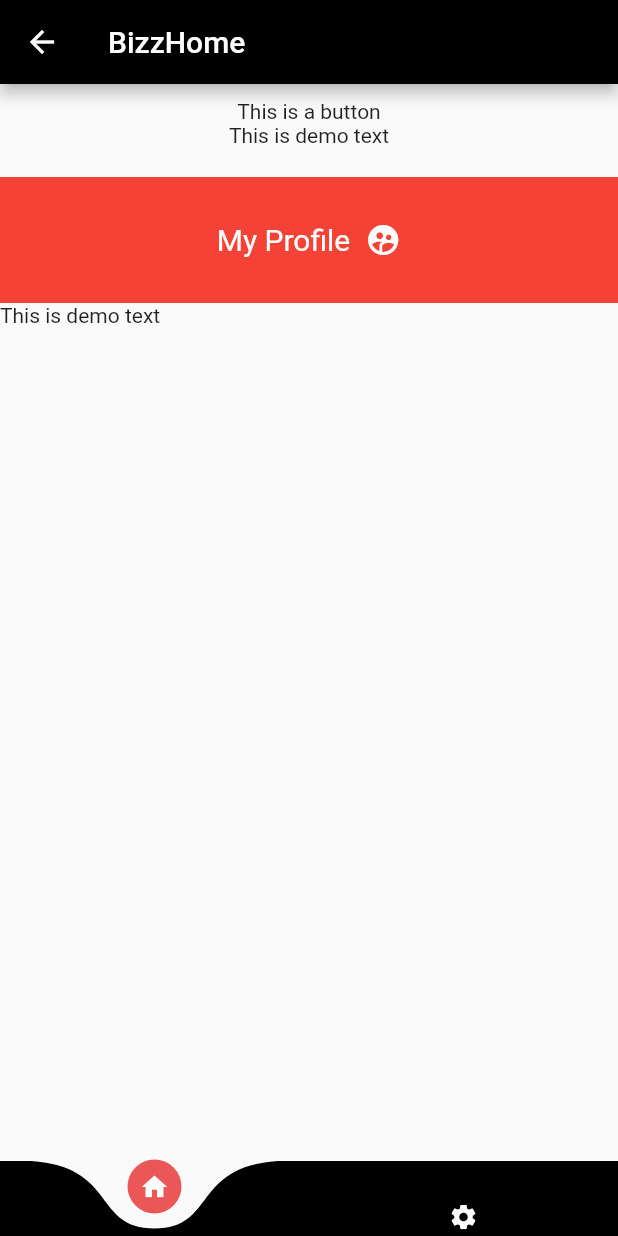
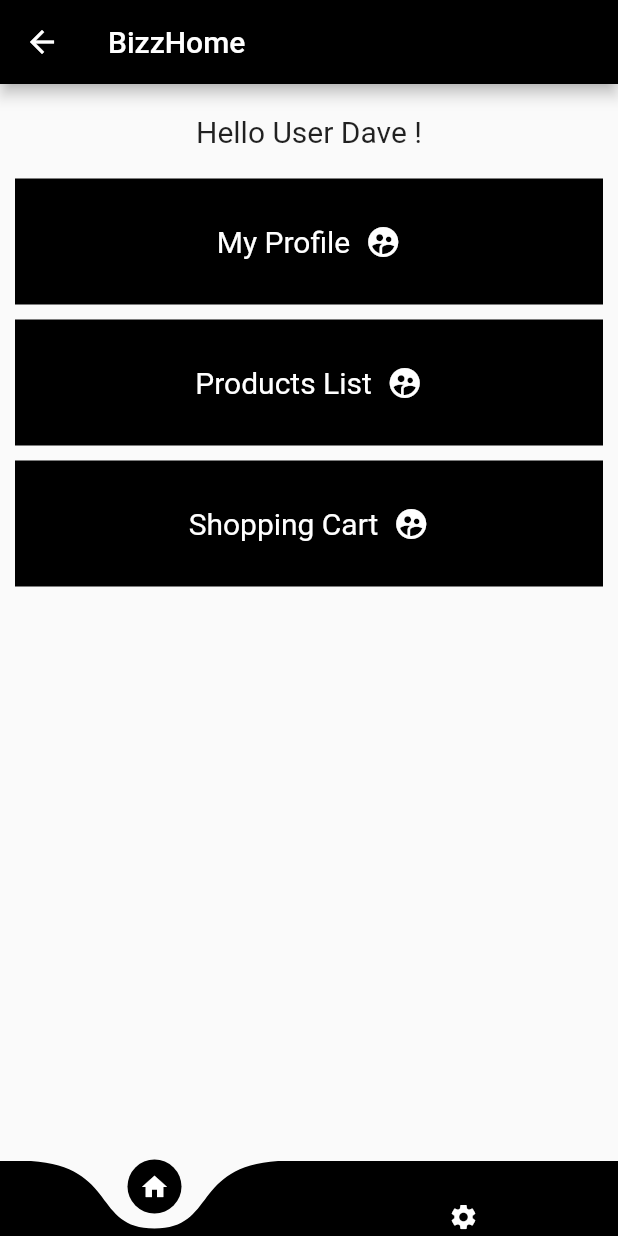
Before and after one commit to Jazzel/Daraz_APP, a Flutter app: the DashboardPage screen opened by its route, on a phone screen of 412 x 824 dp. Run offline on Flutter 3.47's test engine with Material 2 defaults, Android fonts, the light colour scheme and no system bars; drawn by our look-alikes of curved_navigation_bar; our stand-ins replace flutter_redux, font_awesome_flutter, get, page_transition, random_string, redux and 1 more; missing offline and left inert: dart:html.

Commit message:
Added Shopping cart, Checkout UI

```diff
--- a/lib/app.dart
+++ b/lib/app.dart
@@ -1,4 +1,6 @@
 import 'package:daraz_app/screens/addProduct.dart';
+import 'package:daraz_app/screens/checkout.dart';
+import 'package:daraz_app/screens/shoppingcart.dart';
 import 'package:daraz_app/widgets/navigator.dart';
 import 'package:flutter/material.dart';
 import 'package:get/get.dart';
@@ -6,6 +8,7 @@ import 'package:daraz_app/screens/login.dart';
 import 'package:daraz_app/screens/register.dart';
 import 'package:daraz_app/screens/myproducts.dart';
 import 'package:daraz_app/screens/addProduct.dart';
+import 'package:daraz_app/screens/checkout.dart';
 
 import 'package:redux/redux.dart';
 import 'package:flutter_redux/flutter_redux.dart';
@@ -18,6 +21,8 @@ const DashboardRoute = "/dashboard";
 const RegisterRoute = "/register";
 const MyProductsRoute = "/myproducts";
 const AddProductRoute = "/addproduct";
+const ShoppingCartRoute = "/shoppingcart";
+const CheckoutRoute = "/checkout";
 
 class AppState {
   final List _products;
@@ -223,9 +228,13 @@ class App extends StatelessWidget {
           screen = MyProductsPage();
           break;
         case AddProductRoute:
-          screen = AddProductPage(
-              // product: arguments["product"]
-              );
+          screen = AddProductPage();
+          break;
+        case ShoppingCartRoute:
+          screen = ShoppingCartPage();
+          break;
+        case CheckoutRoute:
+          screen = CheckoutPage();
           break;
         default:
           return null;
--- a/lib/screens/home.dart
+++ b/lib/screens/home.dart
@@ -9,6 +9,7 @@ class HomePage extends StatefulWidget {
 }
 
 typedef FetchProduct = void Function();
+typedef FetchShoppingCart = void Function();
 
 class _HomePageState extends State<HomePage> {
   @override
@@ -20,12 +21,16 @@ class _HomePageState extends State<HomePage> {
       ),
       body: Container(
         margin: EdgeInsets.symmetric(vertical: 10),
+        child: Padding(
+          padding: const EdgeInsets.all(10.0),
           child: Column(children: [
             InkWell(
-            child: Text("This is a button"),
+              child: Text(
+                "Hello User Dave !",
+                style: TextStyle(fontSize: 20),
+              ),
               onTap: () {},
             ),
-          Text("This is demo text"),
             Padding(padding: EdgeInsets.only(top: 20)),
             StoreConnector<AppState, FetchProduct>(converter: (store) {
               return () async {
@@ -35,7 +40,7 @@ class _HomePageState extends State<HomePage> {
             }, builder: (_, fetchProductsCallback) {
               return InkWell(
                 child: Container(
-                color: Colors.red,
+                  color: Colors.black,
                   child: Padding(
                     padding: EdgeInsets.symmetric(vertical: 30),
                     child: Row(
@@ -57,10 +62,69 @@ class _HomePageState extends State<HomePage> {
                 onTap: fetchProductsCallback,
               );
             }),
-          Row(
-            children: [Text("This is demo text")],
-          )
+            Padding(padding: EdgeInsets.only(top: 10)),
+            StoreConnector<AppState, FetchProduct>(converter: (store) {
+              return () async {
+                store.dispatch(fetchProducts);
+                Navigator.of(context).pushNamed(MyProductsRoute);
+              };
+            }, builder: (_, fetchProductsCallback) {
+              return InkWell(
+                child: Container(
+                  color: Colors.black,
+                  child: Padding(
+                    padding: EdgeInsets.symmetric(vertical: 30),
+                    child: Row(
+                      mainAxisAlignment: MainAxisAlignment.center,
+                      children: [
+                        Text(
+                          "Products List",
+                          style: TextStyle(
+                            fontSize: 20,
+                            color: Colors.white,
+                          ),
+                        ),
+                        Padding(padding: EdgeInsets.only(left: 10)),
+                        Icon(Icons.supervised_user_circle, color: Colors.white),
+                      ],
+                    ),
+                  ),
+                ),
+                onTap: fetchProductsCallback,
+              );
+            }),
+            Padding(padding: EdgeInsets.only(top: 10)),
+            StoreConnector<AppState, FetchShoppingCart>(converter: (store) {
+              return () async {
+                Navigator.of(context).pushNamed(ShoppingCartRoute);
+              };
+            }, builder: (_, fetchProductsCallback) {
+              return InkWell(
+                child: Container(
+                  color: Colors.black,
+                  child: Padding(
+                    padding: EdgeInsets.symmetric(vertical: 30),
+                    child: Row(
+                      mainAxisAlignment: MainAxisAlignment.center,
+                      children: [
+                        Text(
+                          "Shopping Cart",
+                          style: TextStyle(
+                            fontSize: 20,
+                            color: Colors.white,
+                          ),
+                        ),
+                        Padding(padding: EdgeInsets.only(left: 10)),
+                        Icon(Icons.supervised_user_circle, color: Colors.white),
+                      ],
+                    ),
+                  ),
+                ),
+                onTap: fetchProductsCallback,
+              );
+            }),
           ]),
+        ),
       ),
     );
   }
--- a/lib/screens/login.dart
+++ b/lib/screens/login.dart
@@ -24,7 +24,7 @@ class LoginPage extends StatelessWidget {
           gradient: LinearGradient(
               begin: Alignment.topRight,
               end: Alignment.bottomLeft,
-              colors: [Color(0xFFEB5757), Color(0xFF000000)]),
+              colors: [Colors.black, Colors.black]),
         ),
         child: ListView(
           children: <Widget>[
--- a/lib/screens/register.dart
+++ b/lib/screens/register.dart
@@ -30,7 +30,10 @@ class RegisterPage extends StatelessWidget {
           gradient: LinearGradient(
               begin: Alignment.topRight,
               end: Alignment.bottomLeft,
-              colors: [Color(0xFFEB5757), Color(0xFF000000)]),
+              colors: [
+                Color.fromRGBO(44, 62, 80, 1),
+                Color.fromRGBO(41, 128, 185, 1),
+              ]),
         ),
         child: ListView(
           children: <Widget>[
--- a/lib/widgets/navigator.dart
+++ b/lib/widgets/navigator.dart
@@ -29,7 +29,7 @@ class _DashboardPageState extends State<DashboardPage> {
       bottomNavigationBar: CurvedNavigationBar(
           color: Colors.black,
           backgroundColor: Colors.transparent,
-          buttonBackgroundColor: Color(0xFFEB5757),
+          buttonBackgroundColor: Colors.black,
           height: 50,
           animationCurve: Curves.bounceInOut,
           animationDuration: Duration(milliseconds: 200),
```
Also changed, not shown: lib/screens/checkout.dart (added, +96 -0 lines), lib/screens/payment.dart (added, +44 -0 lines), lib/screens/shoppingcart.dart (added, +147 -0 lines), 1 other file. Lines whose indentation alone changed are shown as unchanged.
